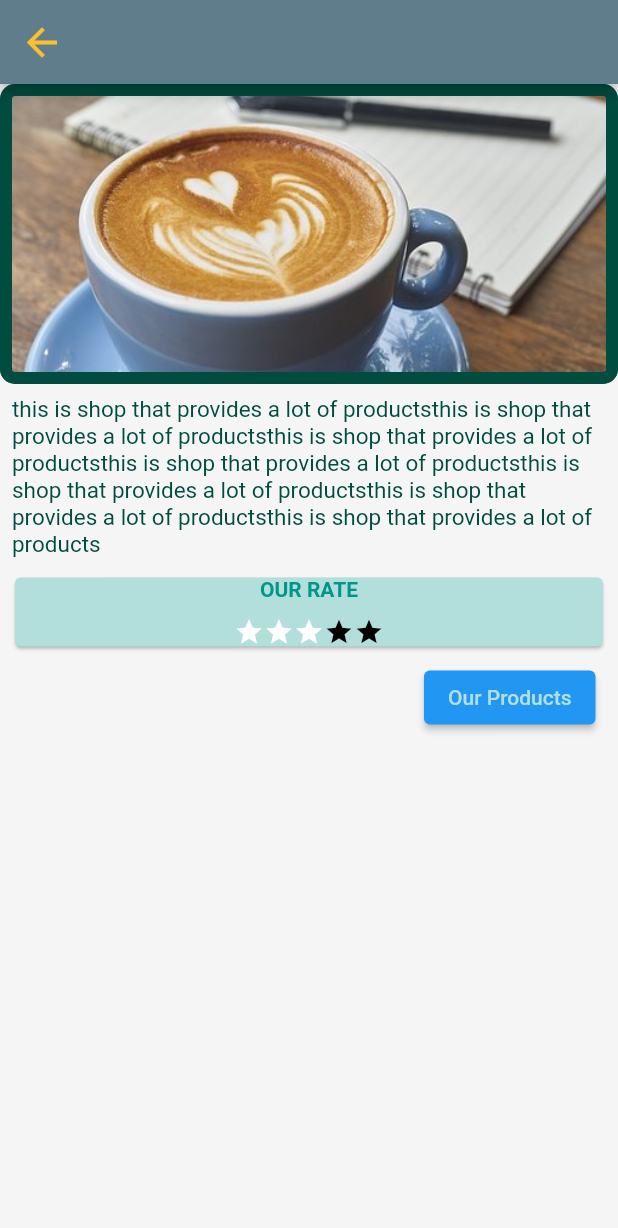
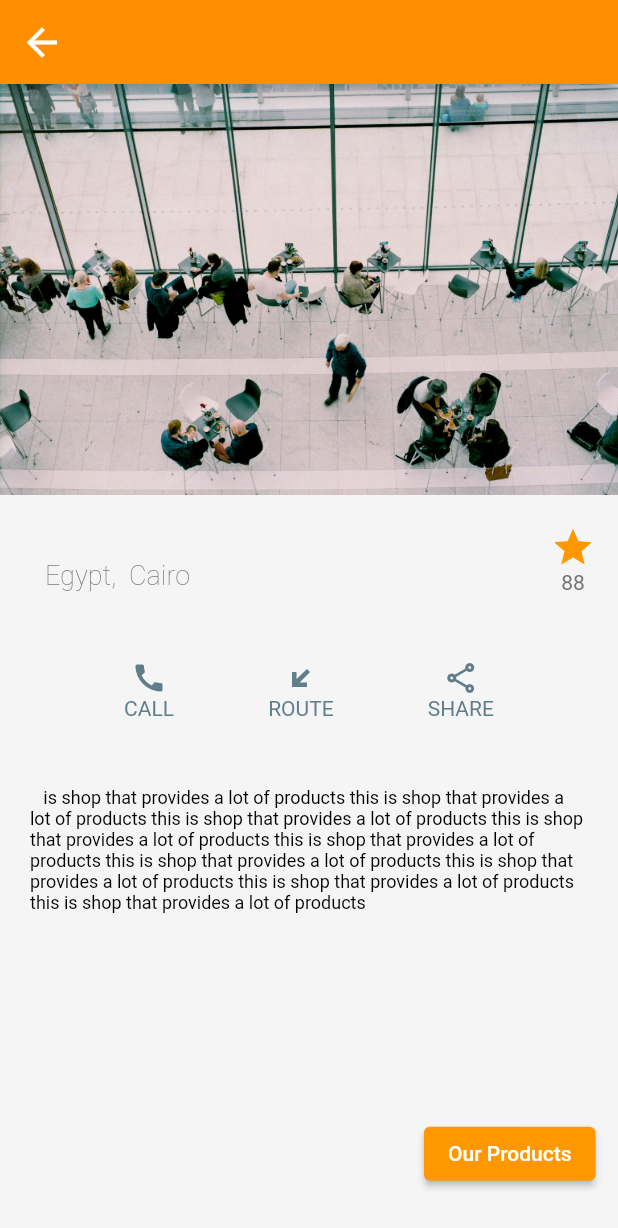
Before and after one commit to egypt-shops/xshop_mobile, a Flutter app: the ShopDetails screen opened directly with empty values, on a phone screen of 412 x 824 dp. Shown: the top 1228 px of the screen. Run offline on Flutter 3.47's test engine with Material 2 defaults, Android fonts, the phone set to English and light mode, and no system bars; our stand-ins replace progress_dialog, shared_preferences, transparent_image; accounts and stored records are empty; network calls fail; Roboto replaces fonts that are missing (Raleway).

Commit message:
Edit_Design_Shop_Details.

```diff
--- a/lib/screens/customer/shops/shop_details.dart
+++ b/lib/screens/customer/shops/shop_details.dart
@@ -11,12 +11,11 @@ class ShopDetails extends StatelessWidget {
   Widget build(BuildContext context) {
     return Scaffold(
       appBar: AppBar(
-        backgroundColor: AppTheme.colors.primary,
         leading: IconButton(
           icon: Icon(
             Icons.arrow_back,
             size: 30,
-            color: AppTheme.colors.secondry,
+            color: Colors.white,
           ),
           onPressed: () {
             Navigator.pop(
@@ -32,82 +31,139 @@ class ShopDetails extends StatelessWidget {
           ),
         ),
       ),
-      body: ListView(
+      body: Column(
         children: [
-          Container(
+          Expanded(
+            flex: 5,
+            child: Container(
               height: 200,
               decoration: BoxDecoration(
                 image: const DecorationImage(
-                image: AssetImage('images/try.jpg'),
+                  image: AssetImage('images/meeting.jpg'),
                   fit: BoxFit.cover,
                 ),
-              border: Border.all(
-                color: Colors.teal[900],
-                width: 8,
-              ),
-              borderRadius: BorderRadius.circular(10),
               ),
             ),
-          Padding(
-            padding: const EdgeInsets.all(8.0),
-            child: Text(
-              'this is shop that provides a lot of products'
-              'this is shop that provides a lot of products'
-              'this is shop that provides a lot of products'
-              'this is shop that provides a lot of products'
-              'this is shop that provides a lot of products'
-              'this is shop that provides a lot of products'
-              'this is shop that provides a lot of products',
-              textAlign: TextAlign.start,
-              style: TextStyle(fontSize: 15.0, color: Colors.teal.shade900),
+          ),
+          Expanded(
+            child: Container(
+              padding: EdgeInsets.fromLTRB(30.0, 20.0, 15.0, 0),
+              child: Row(
+                children: [
+                  Expanded(
+                    flex: 4,
+                    child: Container(
+                      child: Column(
+                        children: [
+                          Text(
+                            shop.name,
+                            style: TextStyle(
+                                fontWeight: FontWeight.bold, fontSize: 20),
+                          ),
+                          Text(
+                            'Egypt,  Cairo',
+                            style: TextStyle(
+                                fontSize: 18, fontWeight: FontWeight.w200),
+                          ),
+                        ],
+                        crossAxisAlignment: CrossAxisAlignment.start,
                       ),
                     ),
-          Card(
-            margin: EdgeInsets.fromLTRB(10.0, 5.0, 10.0, 10.0),
-            color: Colors.teal[100],
-            child: Column(children: [
-              Text(
-                'our rate'.toUpperCase(),
-                textAlign: TextAlign.center,
-                style:
-                    TextStyle(fontWeight: FontWeight.bold, color: Colors.teal),
                   ),
-              SizedBox(
-                height: 10.0,
-              ),
-              Row(
-                mainAxisAlignment: MainAxisAlignment.center,
+                  Container(
+                    child: Column(
                       children: [
                         Icon(
                           Icons.star,
-                    size: 20.0,
-                    color: Colors.white,
+                          size: 30,
+                          color: Colors.orange,
                         ),
-                  Icon(
-                    Icons.star,
-                    size: 20.0,
-                    color: Colors.white,
+                        Text('88'),
+                      ],
                     ),
-                  Icon(
-                    Icons.star,
-                    size: 20.0,
-                    color: Colors.white,
-                  ),
-                  Icon(
-                    Icons.star,
-                    size: 20.0,
-                    color: Colors.black,
-                  ),
-                  Icon(
-                    Icons.star,
-                    size: 20.0,
-                    color: Colors.black,
                   ),
                 ],
               ),
-            ]),
             ),
-          Row(
+            flex: 2,
+          ),
+          Expanded(
+            flex: 1,
+            child: Container(
+              padding: EdgeInsets.fromLTRB(20.0, 0, 20, 0),
+              child: Row(
+                mainAxisAlignment: MainAxisAlignment.spaceEvenly,
+                children: [
+                  Column(
+                    children: [
+                      Icon(
+                        Icons.call,
+                        color: AppTheme.colors.primary,
+                      ),
+                      Text(
+                        'CALL',
+                        style: TextStyle(
+                          color: AppTheme.colors.primary,
+                        ),
+                      ),
+                    ],
+                  ),
+                  Column(
+                    children: [
+                      Icon(
+                        Icons.transit_enterexit_outlined,
+                        color: AppTheme.colors.primary,
+                      ),
+                      Text(
+                        'ROUTE',
+                        style: TextStyle(
+                          color: AppTheme.colors.primary,
+                        ),
+                      ),
+                    ],
+                  ),
+                  Column(
+                    children: [
+                      Icon(
+                        Icons.share_outlined,
+                        color: AppTheme.colors.primary,
+                      ),
+                      Text(
+                        'SHARE',
+                        style: TextStyle(
+                          color: AppTheme.colors.primary,
+                        ),
+                      ),
+                    ],
+                  ),
+                ],
+              ),
+            ),
+          ),
+          Expanded(
+            flex: 4,
+            child: Padding(
+              padding: const EdgeInsets.fromLTRB(20.0, 30, 20.0, 0),
+              child: Text(
+                shop.name +
+                    '  '
+                        ' is shop that provides a lot of products '
+                        'this is shop that provides a lot of products '
+                        'this is shop that provides a lot of products '
+                        'this is shop that provides a lot of products '
+                        'this is shop that provides a lot of products '
+                        'this is shop that provides a lot of products '
+                        'this is shop that provides a lot of products '
+                        'this is shop that provides a lot of products '
+                        'this is shop that provides a lot of products ',
+                textAlign: TextAlign.start,
+                style: TextStyle(fontSize: 12.0, color: Colors.black),
+              ),
+            ),
+          ),
+          Expanded(
+            flex: 2,
+            child: Row(
               mainAxisAlignment: MainAxisAlignment.end,
               children: [
                 ElevatedButton(
@@ -120,10 +176,13 @@ class ShopDetails extends StatelessWidget {
                                 )),
                       );
                     },
+                    style: ButtonStyle(
+                        backgroundColor:
+                            MaterialStateProperty.all(Colors.orange)),
                     child: Text(
                       'Our Products',
                       style: TextStyle(
-                      color: Colors.teal[100],
+                        color: Colors.white,
                       ),
                     )),
                 SizedBox(
@@ -131,6 +190,7 @@ class ShopDetails extends StatelessWidget {
                 ),
               ],
             ),
+          ),
         ],
       ),
     );
```
Lines whose indentation alone changed are shown as unchanged.
